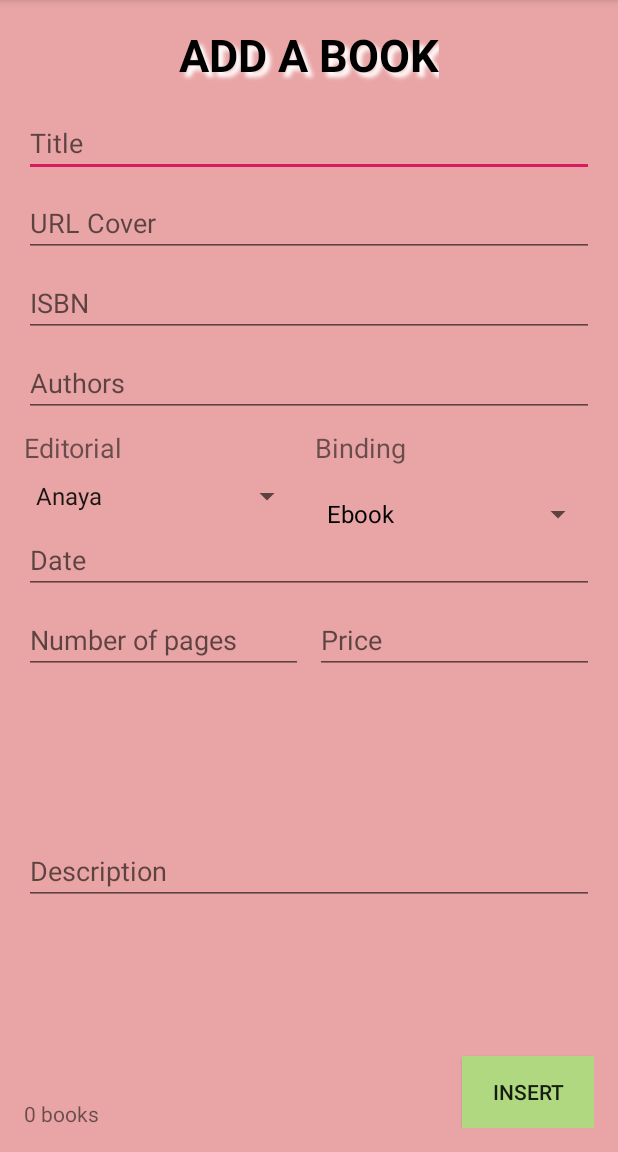
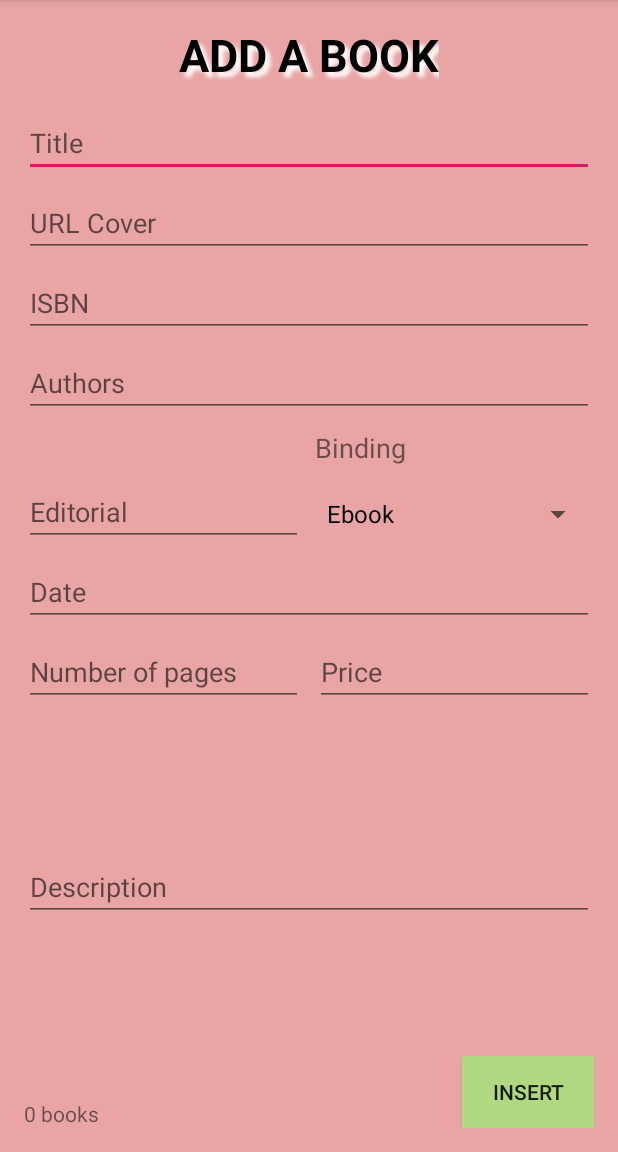
Before and after one commit to aizaguirreteb/Bookstore, an Android app: the screen it shows after launch (AddBookForm), on a phone screen of 412 x 824 dp, the part 84-1236 px from its top. Run offline under Robolectric (Android 15) with nearby library versions, the phone set to English and light mode, and no system bars.

Commit message:
Changed Editorial to AutoCompleteTextView

```diff
--- a/app/src/main/java/es/aizaguirre/bookstore/AddBookForm.kt
+++ b/app/src/main/java/es/aizaguirre/bookstore/AddBookForm.kt
@@ -4,6 +4,7 @@ import androidx.appcompat.app.AppCompatActivity
 import android.os.Bundle
 import android.view.View
 import android.widget.ArrayAdapter
+import android.widget.AutoCompleteTextView
 import android.widget.Button
 import android.widget.Spinner
 import es.aizaguirre.bookstore.model.Book
@@ -32,6 +33,14 @@ class AddBookForm : AppCompatActivity(), View.OnClickListener{
 
         //Array of values for binding
         val bindingArray = arrayOf("Ebook", "Rústica", "Tapa blanda", "Cartoné", "Grapado")
+
+        //Array of editorial values
+        val editorialArray = arrayOf("Anaya", "Mac Graw Hill", "Oreilly", "Apress", "Manning", "Pretince Hall", "Rama")
+
+        //ArrayAdapter for editorial
+        val editorialAdapter = ArrayAdapter<String>(this, android.R.layout.simple_dropdown_item_1line, editorialArray)
+        val editorialAutocomplete = findViewById<AutoCompleteTextView>(R.id.spinnerEditorial)
+        editorialAutocomplete.setAdapter(editorialAdapter)
 
         //ArrayAdapter for Binding spinner
         val bindingAdapter = ArrayAdapter<String>(this, android.R.layout.simple_spinner_dropdown_item, bindingArray)
@@ -66,7 +75,7 @@ class AddBookForm : AppCompatActivity(), View.OnClickListener{
         val cover = editTextPortada.text.toString()
         val isbn = editTextISBN.text.toString()
         val authors = editTextAuthors.text.toString()
-        val editorial = txtEditorial.text.toString()
+        val editorial = spinnerEditorial.text.toString()
         val binding = spinnerBinding.selectedItem.toString()
         val sDate = editTextDate.text.toString()
         val sNumberOfPages = editTextPages.text.toString()
--- a/app/src/main/res/layout/activity_add_book_form.xml
+++ b/app/src/main/res/layout/activity_add_book_form.xml
@@ -143,29 +143,20 @@
             app:layout_constraintStart_toStartOf="parent"
             app:layout_constraintTop_toBottomOf="@+id/editTextPrice" />
 
-        <Spinner
+        <AutoCompleteTextView
             android:id="@+id/spinnerEditorial"
             android:layout_width="0dp"
             android:layout_height="wrap_content"
             android:layout_marginEnd="8dp"
             android:entries="@array/editorial_array"
+            android:hint="Editorial"
+            android:completionHint="Select an editorial"
+            android:completionThreshold="2"
             app:layout_constraintEnd_toStartOf="@+id/spinnerBinding"
             app:layout_constraintHorizontal_bias="0.5"
             app:layout_constraintHorizontal_chainStyle="spread_inside"
             app:layout_constraintStart_toStartOf="parent"
             app:layout_constraintTop_toTopOf="@+id/spinnerBinding" />
-
-        <TextView
-            android:id="@+id/txtEditorial"
-            android:layout_width="0dp"
-            android:layout_height="wrap_content"
-            android:layout_marginTop="8dp"
-            android:text="@string/txt_editorial"
-            android:textSize="18sp"
-            app:layout_constraintEnd_toStartOf="@+id/textViewBinding"
-            app:layout_constraintHorizontal_bias="0.5"
-            app:layout_constraintStart_toStartOf="parent"
-            app:layout_constraintTop_toBottomOf="@+id/editTextAuthors" />
 
         <TextView
             android:id="@+id/textViewNumBooks"
@@ -182,13 +173,11 @@
             android:id="@+id/textViewBinding"
             android:layout_width="0dp"
             android:layout_height="wrap_content"
-            android:layout_marginStart="8dp"
             android:layout_marginTop="8dp"
             android:text="Binding"
             android:textSize="18sp"
             app:layout_constraintEnd_toEndOf="parent"
-            app:layout_constraintHorizontal_bias="0.5"
-            app:layout_constraintStart_toEndOf="@+id/txtEditorial"
+            app:layout_constraintStart_toStartOf="@+id/spinnerBinding"
             app:layout_constraintTop_toBottomOf="@+id/editTextAuthors" />
 
         <Spinner
```
